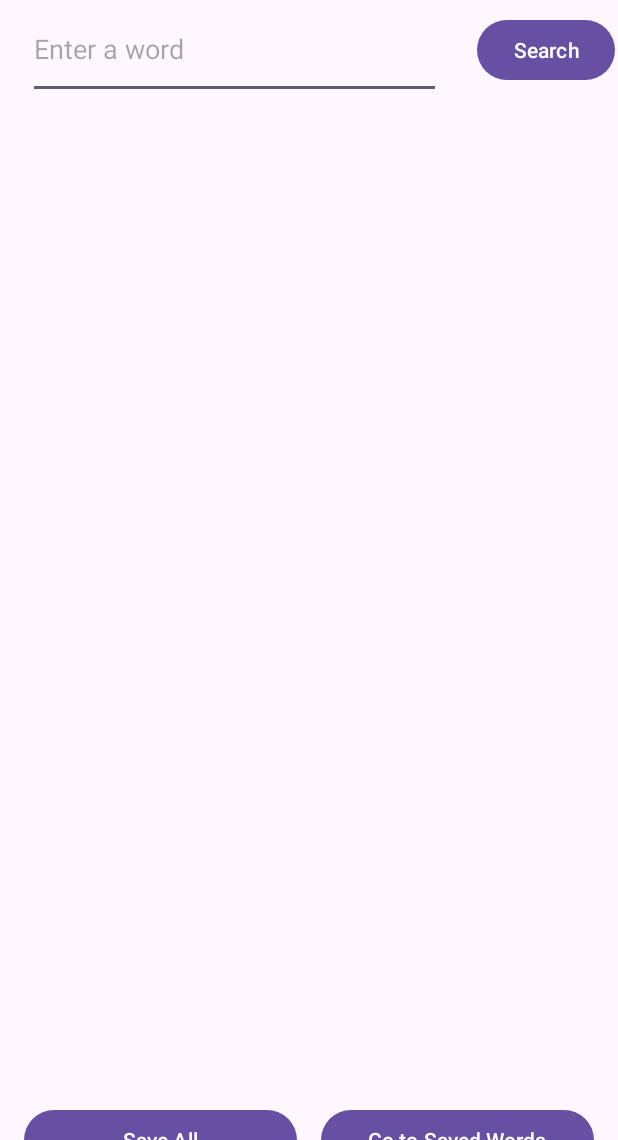
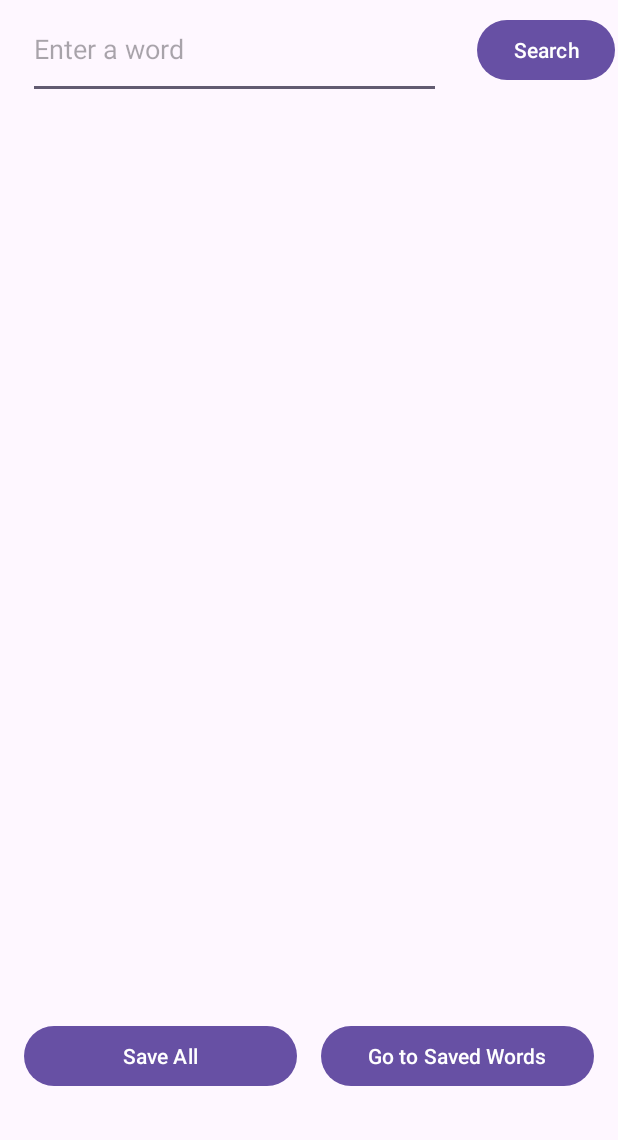
Before and after one commit to wu000220/CST2335final-Android, an Android app: the DictionaryApiActivity screen opened directly, with no data from a screen before it, on a phone screen of 412 x 824 dp, the part 96-1236 px from its top. Run offline under Robolectric (Android 15) with nearby library versions, the phone set to English and light mode, and no system bars; our stand-ins replace Room's generated code, Volley.

Commit message:
Commit: Modified Dictionary search, Dictionary API-Jungmin

```diff
--- a/app/src/main/res/layout/activity_dictionary_search.xml
+++ b/app/src/main/res/layout/activity_dictionary_search.xml
@@ -61,6 +61,7 @@
         android:layout_height="wrap_content"
         android:layout_marginStart="16dp"
         android:layout_marginEnd="16dp"
+        android:layout_marginBottom="32dp"
         android:text="@string/save_all"
         app:layout_constraintBottom_toBottomOf="parent"
         app:layout_constraintEnd_toStartOf="@+id/go_to_saved_button"
@@ -70,8 +71,9 @@
 
     <androidx.recyclerview.widget.RecyclerView
         android:id="@+id/definition_list"
-        android:layout_width="0dp"
-        android:layout_height="0dp"
+        android:layout_width="406dp"
+        android:layout_height="500dp"
+        android:layout_marginBottom="8dp"
         app:layout_constraintBottom_toBottomOf="parent"
         app:layout_constraintEnd_toEndOf="parent"
         app:layout_constraintHorizontal_bias="0.0"
--- a/app/src/main/res/layout/definition_item_layout.xml
+++ b/app/src/main/res/layout/definition_item_layout.xml
@@ -8,7 +8,7 @@
     <TextView
         android:id="@+id/definition_text_view"
         android:layout_width="match_parent"
-        android:layout_height="38dp"
+        android:layout_height="wrap_content"
         android:layout_marginBottom="4dp"
         android:textSize="16sp" />
 
```
